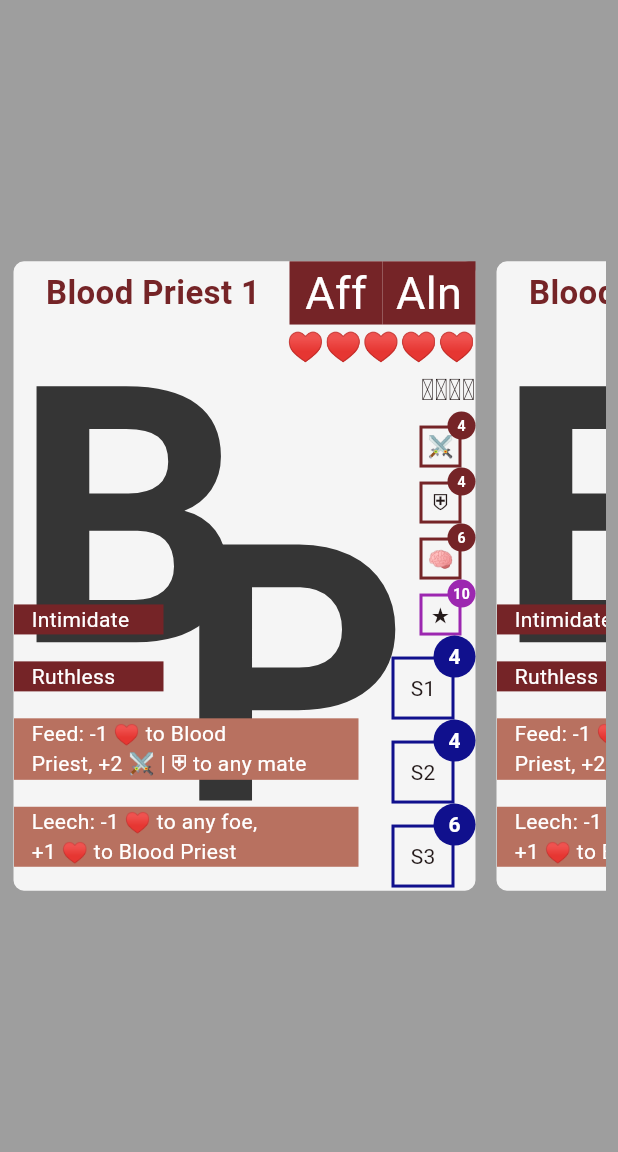
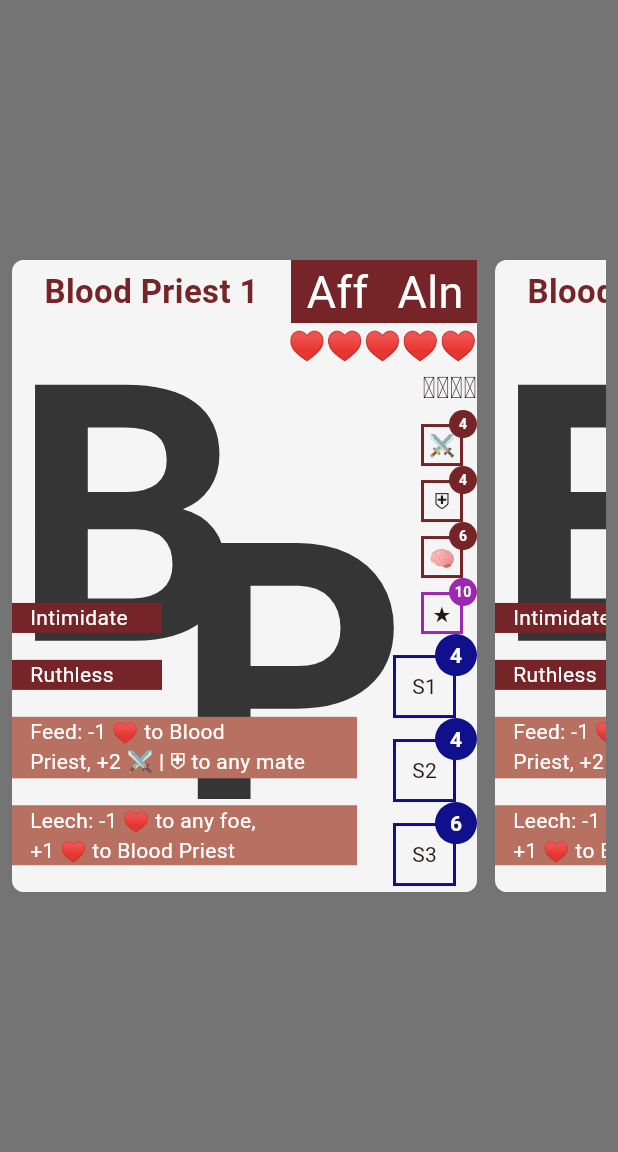
Before and after one commit to msanchez-ayala/for_the_realm, a Flutter app: the screen it shows after launch, on a phone screen of 412 x 824 dp, the part 84-1236 px from its top. Run offline on Flutter 3.47's test engine with Material 2 defaults, Android fonts, the phone set to English and light mode, and no system bars; missing offline and left inert: dart:ffi; Roboto replaces fonts that are missing (arial).

Commit message:
Make background darker

```diff
--- a/lib/main.dart
+++ b/lib/main.dart
@@ -80,6 +80,7 @@ class _MyHomePageState extends State<MyHomePage> {
   Widget build(BuildContext context) {
     List<PlayingCard> cards =
         List.generate(10, (index) => buildPlayingCard(index + 1));
+    const Color backgroundColor = Color.fromARGB(255, 116, 116, 116);
     return Scaffold(
       appBar: AppBar(
         // TRY THIS: Try changing the color here to a specific color (to
@@ -91,7 +92,7 @@ class _MyHomePageState extends State<MyHomePage> {
         title: Text(widget.title, style: const TextStyle(color: Colors.white)),
       ),
       body: Container(
-        color: Colors.grey,
+        color: backgroundColor,
         child: Center(
           child: Padding(
             padding: const EdgeInsets.all(8.0),
@@ -104,7 +105,8 @@ class _MyHomePageState extends State<MyHomePage> {
                   return cards[index];
                 },
                 separatorBuilder: (context, index) {
-                  return Container(width: 12.0, color: Colors.grey);
+                  return Container(
+                      width: 12.0, color: Color.fromARGB(255, 116, 116, 116));
                 },
                 physics: const ScrollPhysics(),
               ),
--- a/lib/playing_card.dart
+++ b/lib/playing_card.dart
@@ -74,11 +74,10 @@ class PlayingCard extends StatelessWidget {
     return Container(
       width: cardWidth,
       height: cardHeight,
-      decoration: BoxDecoration(
-          color: const Color.fromARGB(255, 245, 245, 245),
-          // borderRadius: BorderRadius.circular(12.0),
-          border: Border.all(color: Colors.grey, width: 1.0),
-          borderRadius: const BorderRadius.all(Radius.circular(8.0))),
+      decoration: const BoxDecoration(
+        color: Color.fromARGB(255, 245, 245, 245),
+        borderRadius: BorderRadius.all(Radius.circular(8.0)),
+      ),
       child: Stack(
         children: [
           Positioned(child: Text('B', style: placeholderTextStyle)),
```
